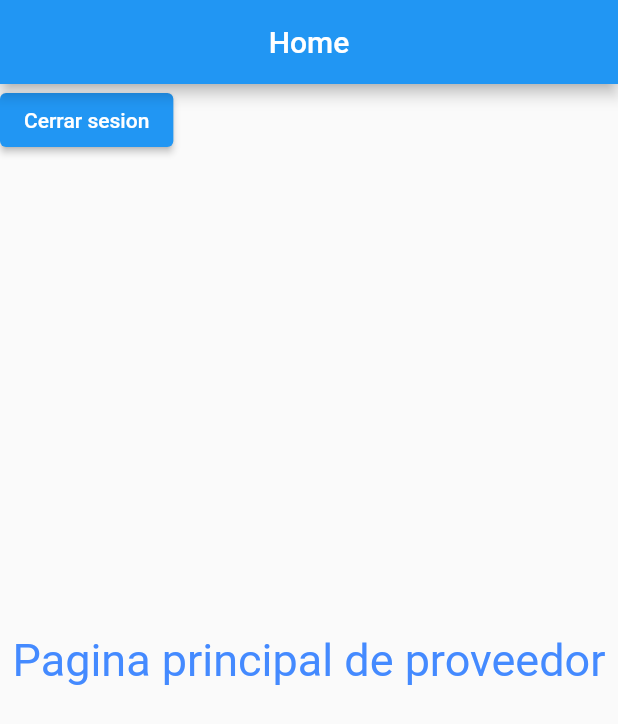
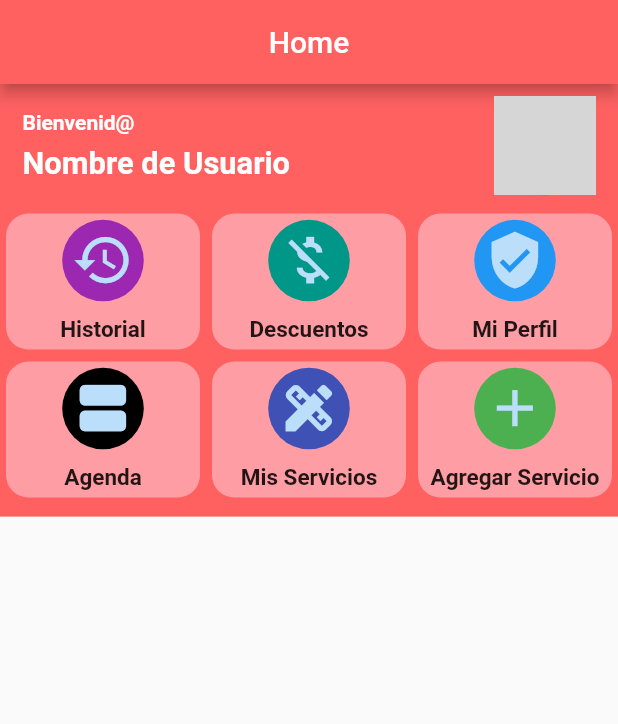
Before and after one commit to mariovg29/Proveedor, a Flutter app: the screen it shows after launch, after a tap on "Login", on a phone screen of 412 x 824 dp. Shown: the top 724 px of the screen. Run offline on Flutter 3.47's test engine with Material 2 defaults, Android fonts, the light colour scheme and no system bars; network calls fail; grey boxes are pictures that could not be loaded.

Commit message:
Botones home y sus screens creadas

```diff
--- a/proveedor/lib/main.dart
+++ b/proveedor/lib/main.dart
@@ -1,4 +1,5 @@
 import 'package:flutter/material.dart';
+import 'package:flutter/services.dart';
 import 'package:proveedor/src/screens/home/home_screen.dart';
 import 'package:proveedor/src/screens/login/login_screen.dart';
 
@@ -18,7 +19,15 @@ class _MyAppState extends State<MyApp> {
 
   @override
   Widget build(BuildContext context) {
+
+     SystemChrome.setSystemUIOverlayStyle(SystemUiOverlayStyle(
+        systemNavigationBarColor:
+            Color(0xffff6161), // navigation bar color
+        statusBarColor: Color(0xffff6161) // status bar color
+        ));
+
     return MaterialApp(
+      debugShowCheckedModeBanner: false,
       title: 'Flutter Demo',
       theme: ThemeData(
 
--- a/proveedor/lib/src/screens/home/home_screen.dart
+++ b/proveedor/lib/src/screens/home/home_screen.dart
@@ -1,4 +1,7 @@
 import 'package:flutter/material.dart';
+import 'package:proveedor/src/screens/home/widgets_home/background_home.dart';
+import 'package:proveedor/src/screens/home/widgets_home/bienvenida_home.dart';
+
 
 
 class HomeScreen extends StatelessWidget {
@@ -12,30 +15,24 @@ class HomeScreen extends StatelessWidget {
 
   @override
   Widget build(BuildContext context) {
+
+
     return Scaffold(
       appBar: AppBar(
+        backgroundColor: Color(0xffff6161),
         title: Text('Home'),
         centerTitle: true,
       ),
-      body: SafeArea(
-        child: Stack(
-          children: <Widget>[Center(
-            child: Text('Pagina principal de proveedor',
-             style: TextStyle(fontSize: 30, color: Colors.blueAccent)
-            ),
-
-          ),
-             ElevatedButton(
-              child: Text('Cerrar sesion'),
-              onPressed: (){
-                logoutSuccess();
+      body: Stack(
+        children: [
+          BackgroundHome(),
+          BienvenidaHome(),
 
 
-              },
-            ),
-          ]
-        ),
-      ),
+        ],
+
+      )
+
 
 
     );
--- /dev/null
+++ b/proveedor/lib/src/screens/home/widgets_home/background_home.dart
@@ -0,0 +1,24 @@
+import 'package:flutter/material.dart';
+
+
+class BackgroundHome extends StatelessWidget {
+  const BackgroundHome({ Key? key }) : super(key: key);
+
+  @override
+  Widget build(BuildContext context) {
+    double width = MediaQuery.of(context).size.width;
+double height = MediaQuery.of(context).size.height;
+    return Stack(
+      children: [
+        Container(
+          color: Color(0xffff6161),
+          height: height*.35,
+          width: width,
+
+
+        )
+      ],
+
+    );
+  }
+}
--- /dev/null
+++ b/proveedor/lib/src/screens/home/widgets_home/bienvenida_home.dart
@@ -0,0 +1,83 @@
+import 'package:flutter/material.dart';
+import 'package:proveedor/src/screens/home/widgets_home/botones_home.dart';
+
+
+
+class BienvenidaHome extends StatelessWidget {
+  const BienvenidaHome({ Key? key }) : super(key: key);
+
+  @override
+  Widget build(BuildContext context) {
+    double height = MediaQuery.of(context).size.height;
+     double witdh = MediaQuery.of(context).size.width;
+    return SafeArea(
+      child:Column(
+            children: [
+              Container(
+                height: height*.10,
+                child: Row(
+                children:[
+                  Container(
+                padding: EdgeInsets.all(15),
+
+                width:witdh*.8,
+
+                child: Column(
+                  mainAxisAlignment: MainAxisAlignment.center,
+                  crossAxisAlignment: CrossAxisAlignment.start,
+
+                  children: [
+                    Text('Bienvenid@',
+                    style: TextStyle(
+                      fontSize: height*.017, fontWeight: FontWeight.bold, color: Colors.white)),
+
+                      SizedBox(height: height*.009,),
+
+                    Text('Nombre de Usuario',
+                    style: TextStyle(
+                      fontSize: height*.025, fontWeight: FontWeight.bold, color: Colors.white) )
+                  ],
+                ),
+
+
+              ),
+              Container(
+                width:witdh*.2,
+                padding: EdgeInsets.only(right: 15),
+
+                child: CircleAvatar(
+                  radius: height*.04,
+                  backgroundImage: NetworkImage('https://cdn.pixabay.com/photo/2016/03/27/21/15/woman-1284304_960_720.jpg'),
+
+                ),
+
+
+              ),
+                ]
+
+
+
+              )
+              ),
+              Container(
+                height: height*.20,
+                child: BotonesHome(),
+              )
+
+
+
+            ],
+
+
+          ),
+
+
+
+
+
+
+
+
+    );
+  }
+}
--- /dev/null
+++ b/proveedor/lib/src/screens/home/widgets_home/botones_home.dart
@@ -0,0 +1,89 @@
+import 'package:flutter/material.dart';
+
+class BotonesHome extends StatelessWidget {
+
+  const BotonesHome({ Key? key }) : super(key: key);
+
+  @override
+  Widget build(BuildContext context) {
+
+    return Table(
+      children: [
+        TableRow(
+          children: [
+            _BotonesCard(color: Colors.purple, icon: Icons.history , text: 'Historial',ruta: 'historial'),
+            _BotonesCard(color: Colors.teal, icon: Icons.money_off , text: 'Descuentos',ruta: 'historial'),
+            _BotonesCard(color: Colors.blue, icon: Icons.verified_user , text: 'Mi Perfil',ruta: 'historial')
+
+
+          ]
+        ),
+        TableRow(
+          children: [
+            _BotonesCard(color: Colors.black, icon: Icons.view_agenda, text: 'Agenda',ruta: 'historial'),
+            _BotonesCard(color: Colors.indigo, icon: Icons.design_services, text: 'Mis Servicios',ruta: 'historial'),
+            _BotonesCard(color: Colors.green, icon: Icons.add, text: 'Agregar Servicio',ruta: 'historial')
+
+
+          ]
+        ),
+
+      ],
+    );
+
+
+  }
+}
+class _BotonesCard extends StatelessWidget {
+
+
+
+  final IconData icon;
+  final Color color;
+  final String text;
+  final String ruta;
+
+  const _BotonesCard({Key? key,
+   required this.icon,
+   required this.color,
+   required this.text,
+   required this.ruta,
+
+   }) : super(key: key);
+
+  @override
+  Widget build(BuildContext context) {
+    double height = MediaQuery.of(context).size.height;
+
+
+    return GestureDetector(
+      onTap: (){
+        Navigator.pushNamed(context, this.ruta);
+
+      },
+      child: Container(
+        margin: EdgeInsets.all(4),
+        height: height* .11,
+        decoration: BoxDecoration(
+          borderRadius: BorderRadius.circular(15),
+          color: Color.fromRGBO(255, 182, 193, .7)
+
+        ),
+        child: Column(
+          mainAxisAlignment: MainAxisAlignment.center,
+          children: [
+            CircleAvatar(
+              backgroundColor: this.color,
+              child: Icon(this.icon, size: height*.05,),
+              radius: height*.033,
+            ),
+            SizedBox(height: 10),
+            Text(this.text,
+            style: TextStyle(fontSize: 15, fontWeight: FontWeight.bold),)
+          ],
+        ),
+
+      ),
+    );
+  }
+}
--- a/proveedor/lib/src/screens/login/login_screen.dart
+++ b/proveedor/lib/src/screens/login/login_screen.dart
@@ -12,6 +12,7 @@ class LoginScreen extends StatelessWidget {
   Widget build(BuildContext context) {
      return Scaffold(
       appBar: AppBar(
+        backgroundColor: Color(0xffff6161),
         title: Text('Iniciar sesión'),
         centerTitle: true,
       ),
```
Also changed, not shown: proveedor/lib/src/screens/Agenda/screen_agenda.dart (added), proveedor/lib/src/screens/Agregar_servicio/screen_agregar.dart (added), proveedor/lib/src/screens/Descuentos/screen_descuentos.dart (added), proveedor/lib/src/screens/Mis Servicios/screen_mis_servicios.dart (added), proveedor/lib/src/screens/Perfil/screen_perfil.dart (added), proveedor/lib/src/screens/historial/screen_historial.dart (added).
